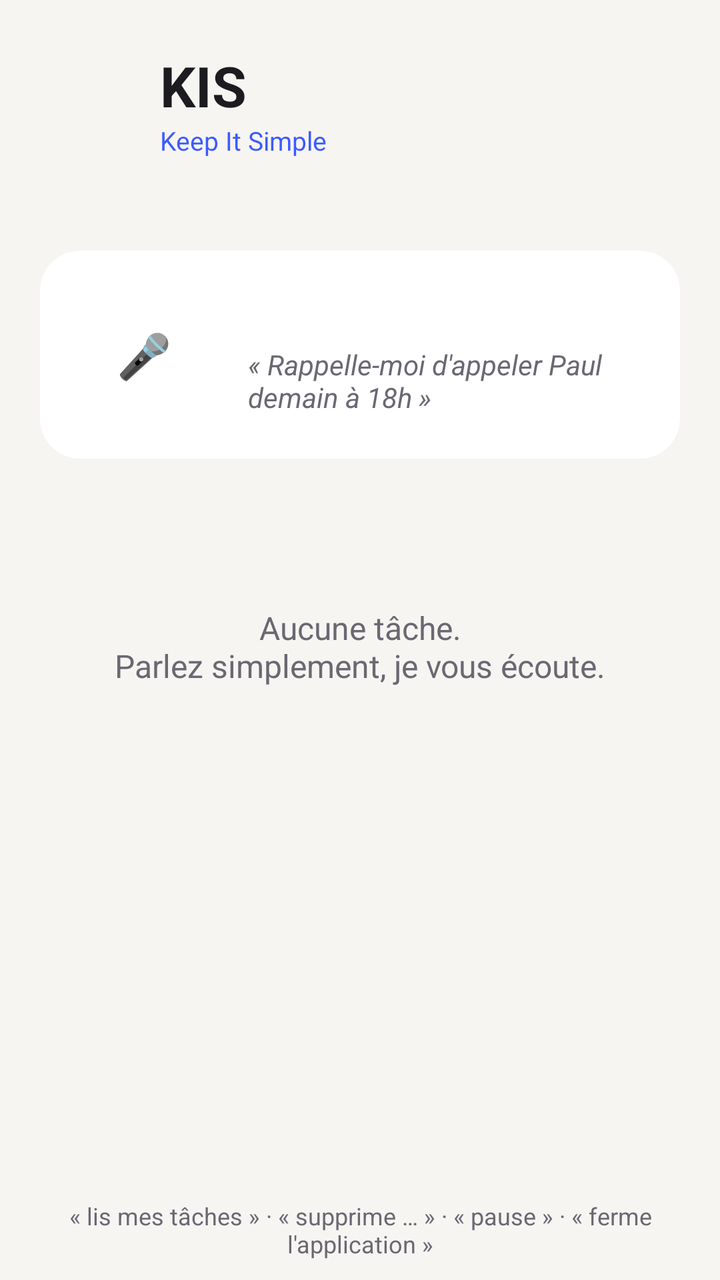
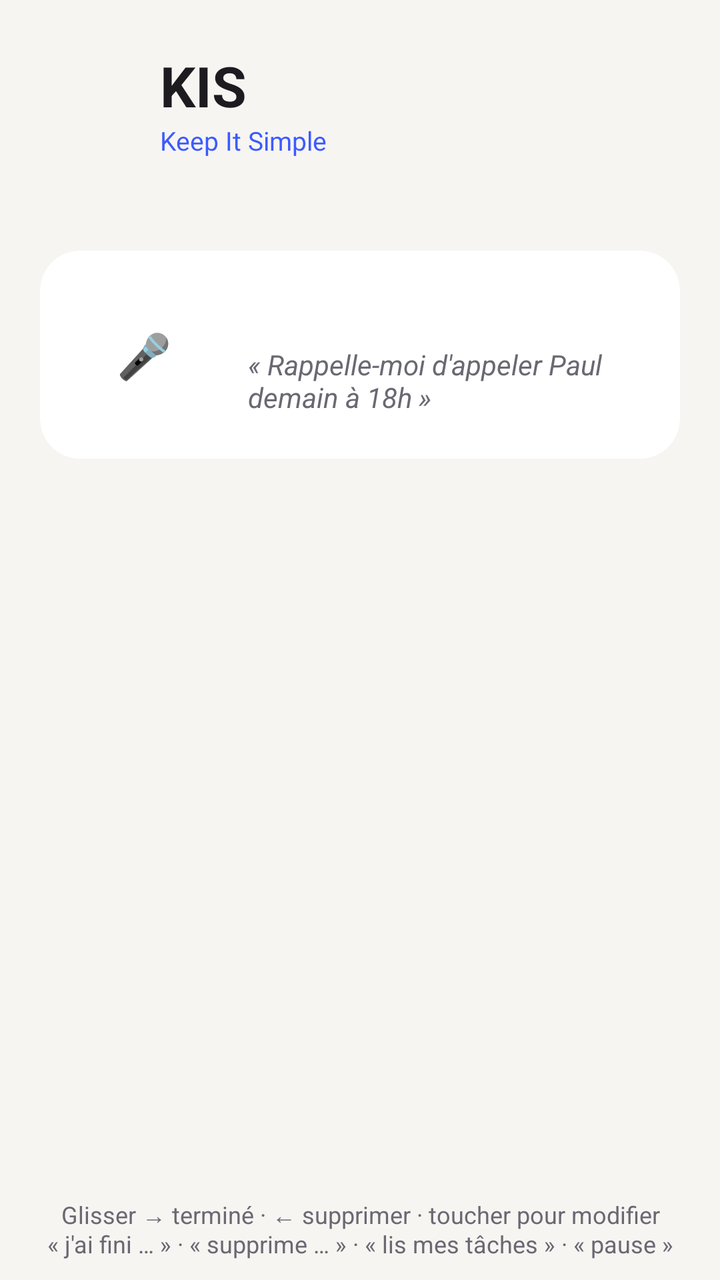

Screens rendered from an Android XML layout before and after an edit, with the pre-edit source and the edit as a unified diff.
<!-- AndroidManifest.xml: application theme Theme.PenseBete -->
<!-- res/layout/activity_main.xml -->
<?xml version="1.0" encoding="utf-8"?>
<LinearLayout xmlns:android="http://schemas.android.com/apk/res/android"
    xmlns:app="http://schemas.android.com/apk/res-auto"
    android:layout_width="match_parent"
    android:layout_height="match_parent"
    android:orientation="vertical"
    android:paddingHorizontal="20dp"
    android:paddingTop="24dp">

    <LinearLayout
        android:layout_width="match_parent"
        android:layout_height="wrap_content"
        android:layout_marginBottom="6dp"
        android:gravity="center_vertical"
        android:orientation="horizontal">

        <ImageView
            android:layout_width="48dp"
            android:layout_height="48dp"
            android:contentDescription="@string/app_full_name"
            android:src="@mipmap/ic_launcher" />

        <LinearLayout
            android:layout_width="wrap_content"
            android:layout_height="wrap_content"
            android:layout_marginStart="12dp"
            android:orientation="vertical">

            <TextView
                android:layout_width="wrap_content"
                android:layout_height="wrap_content"
                android:text="@string/app_name"
                android:textColor="@color/text"
                android:textSize="28sp"
                android:textStyle="bold" />

            <TextView
                android:layout_width="wrap_content"
                android:layout_height="wrap_content"
                android:text="@string/app_full_name"
                android:textColor="@color/accent"
                android:textSize="13sp" />
        </LinearLayout>
    </LinearLayout>

    <TextView
        android:id="@+id/today"
        android:layout_width="wrap_content"
        android:layout_height="wrap_content"
        android:textColor="@color/muted"
        android:textSize="15sp" />

    <com.google.android.material.card.MaterialCardView
        android:layout_width="match_parent"
        android:layout_height="wrap_content"
        android:layout_marginTop="20dp"
        app:cardBackgroundColor="@color/surface"
        app:cardCornerRadius="20dp"
        app:cardElevation="0dp"
        app:strokeWidth="0dp">

        <LinearLayout
            android:layout_width="match_parent"
            android:layout_height="wrap_content"
            android:gravity="center_vertical"
            android:orientation="horizontal"
            android:padding="16dp">

            <FrameLayout
                android:layout_width="72dp"
                android:layout_height="72dp">

                <View
                    android:id="@+id/pulse"
                    android:layout_width="72dp"
                    android:layout_height="72dp"
                    android:alpha="0.25"
                    android:background="@drawable/circle" />

                <TextView
                    android:id="@+id/mic"
                    android:layout_width="52dp"
                    android:layout_height="52dp"
                    android:layout_gravity="center"
                    android:background="@drawable/circle"
                    android:gravity="center"
                    android:text="🎤"
                    android:textSize="22sp" />
            </FrameLayout>

            <LinearLayout
                android:layout_width="0dp"
                android:layout_height="wrap_content"
                android:layout_marginStart="16dp"
                android:layout_weight="1"
                android:orientation="vertical">

                <TextView
                    android:id="@+id/status"
                    android:layout_width="wrap_content"
                    android:layout_height="wrap_content"
                    android:textColor="@color/text"
                    android:textSize="18sp"
                    android:textStyle="bold" />

                <TextView
                    android:id="@+id/heard"
                    android:layout_width="wrap_content"
                    android:layout_height="wrap_content"
                    android:layout_marginTop="2dp"
                    android:text="« Rappelle-moi d'appeler Paul demain à 18h »"
                    android:textColor="@color/muted"
                    android:textSize="14sp"
                    android:textStyle="italic" />
            </LinearLayout>
        </LinearLayout>
    </com.google.android.material.card.MaterialCardView>

    <TextView
        android:id="@+id/count"
        android:layout_width="wrap_content"
        android:layout_height="wrap_content"
        android:layout_marginTop="24dp"
        android:layout_marginBottom="8dp"
        android:textAllCaps="true"
        android:letterSpacing="0.08"
        android:textColor="@color/muted"
        android:textSize="13sp"
        android:textStyle="bold" />

    <TextView
        android:id="@+id/empty"
        android:layout_width="match_parent"
        android:layout_height="wrap_content"
        android:layout_marginTop="24dp"
        android:gravity="center"
        android:text="Aucune tâche.\nParlez simplement, je vous écoute."
        android:textColor="@color/muted"
        android:textSize="16sp" />

    <ListView
        android:id="@+id/list"
        android:layout_width="match_parent"
        android:layout_height="0dp"
        android:layout_weight="1"
        android:clipToPadding="false"
        android:divider="@android:color/transparent"
        android:dividerHeight="10dp"
        android:paddingBottom="16dp" />

    <TextView
        android:layout_width="match_parent"
        android:layout_height="wrap_content"
        android:gravity="center"
        android:paddingVertical="10dp"
        android:text="« lis mes tâches » · « supprime … » · « pause » · « ferme l'application »"
        android:textColor="@color/muted"
        android:textSize="12sp" />
</LinearLayout>
<!-- resources referenced by this layout -->
<resources>
  <color name="accent">#3D5AFE</color>
  <color name="muted">#6B6872</color>
  <color name="surface">#FFFFFF</color>
  <color name="text">#1C1B1F</color>
  <!-- drawable circle (drawable) -->
  <?xml version="1.0" encoding="utf-8"?>
  <shape xmlns:android="http://schemas.android.com/apk/res/android" android:shape="oval">
      <solid android:color="#FFFFFF" />
  </shape>
  <!-- mipmap ic_launcher (mipmap-anydpi-v26) -->
  <?xml version="1.0" encoding="utf-8"?>
  <adaptive-icon xmlns:android="http://schemas.android.com/apk/res/android">
      <background android:drawable="@drawable/ic_logo_bg" />
      <foreground android:drawable="@drawable/ic_logo_fg" />
      <monochrome android:drawable="@drawable/ic_logo_fg" />
  </adaptive-icon>
  <string name="app_full_name">Keep It Simple</string>
  <string name="app_name">KIS</string>
  <style name="Theme.PenseBete" parent="Theme.Material3.DayNight.NoActionBar">
          <item name="colorPrimary">@color/accent</item>
          <item name="android:windowBackground">@color/bg</item>
          <item name="android:statusBarColor">@color/bg</item>
          <item name="android:windowLightStatusBar">true</item>
      </style>
  <!-- drawable ic_logo_bg (drawable) -->
  <?xml version="1.0" encoding="utf-8"?>
  <vector xmlns:android="http://schemas.android.com/apk/res/android"
      android:width="108dp"
      android:height="108dp"
      android:viewportWidth="108"
      android:viewportHeight="108">
      <path android:fillColor="#3D5AFE" android:pathData="M0,0 H108 V108 H0 Z" />
  </vector>
  <!-- drawable ic_logo_fg (drawable) -->
  <?xml version="1.0" encoding="utf-8"?>
  <vector xmlns:android="http://schemas.android.com/apk/res/android"
      android:width="108dp"
      android:height="108dp"
      android:viewportWidth="108"
      android:viewportHeight="108">
      <path
          android:fillColor="#FFFFFF"
          android:pathData="M40,32 H68 A10,10 0 0 1 78,42 V58 A10,10 0 0 1 68,68 H50 L37,78 L40,68 A10,10 0 0 1 30,58 V42 A10,10 0 0 1 40,32 Z" />
      <path
          android:strokeColor="#3D5AFE"
          android:strokeWidth="6"
          android:strokeLineCap="round"
          android:strokeLineJoin="round"
          android:pathData="M43,50 L51,57 L65,43" />
  </vector>
  <color name="bg">#F6F5F2</color>
</resources>

<!-- the commit's change to res/layout/activity_main.xml (unified diff, before → after) -->
@@ -116,17 +116,15 @@
         </LinearLayout>
     </com.google.android.material.card.MaterialCardView>
 
-    <TextView
-        android:id="@+id/count"
-        android:layout_width="wrap_content"
+    <com.google.android.material.tabs.TabLayout
+        android:id="@+id/tabs"
+        android:layout_width="match_parent"
         android:layout_height="wrap_content"
-        android:layout_marginTop="24dp"
-        android:layout_marginBottom="8dp"
-        android:textAllCaps="true"
-        android:letterSpacing="0.08"
-        android:textColor="@color/muted"
-        android:textSize="13sp"
-        android:textStyle="bold" />
+        android:layout_marginTop="16dp"
+        android:background="@android:color/transparent"
+        app:tabIndicatorColor="@color/accent"
+        app:tabSelectedTextColor="@color/text"
+        app:tabTextColor="@color/muted" />
 
     <TextView
         android:id="@+id/empty"
@@ -134,18 +132,16 @@
         android:layout_height="wrap_content"
         android:layout_marginTop="24dp"
         android:gravity="center"
-        android:text="Aucune tâche.\nParlez simplement, je vous écoute."
         android:textColor="@color/muted"
         android:textSize="16sp" />
 
-    <ListView
+    <androidx.recyclerview.widget.RecyclerView
         android:id="@+id/list"
         android:layout_width="match_parent"
         android:layout_height="0dp"
         android:layout_weight="1"
         android:clipToPadding="false"
-        android:divider="@android:color/transparent"
-        android:dividerHeight="10dp"
+        android:paddingTop="8dp"
         android:paddingBottom="16dp" />
 
     <TextView
@@ -153,7 +149,7 @@
         android:layout_height="wrap_content"
         android:gravity="center"
         android:paddingVertical="10dp"
-        android:text="« lis mes tâches » · « supprime … » · « pause » · « ferme l'application »"
+        android:text="Glisser → terminé · ← supprimer · toucher pour modifier\n« j'ai fini … » · « supprime … » · « lis mes tâches » · « pause »"
         android:textColor="@color/muted"
         android:textSize="12sp" />
 </LinearLayout>
